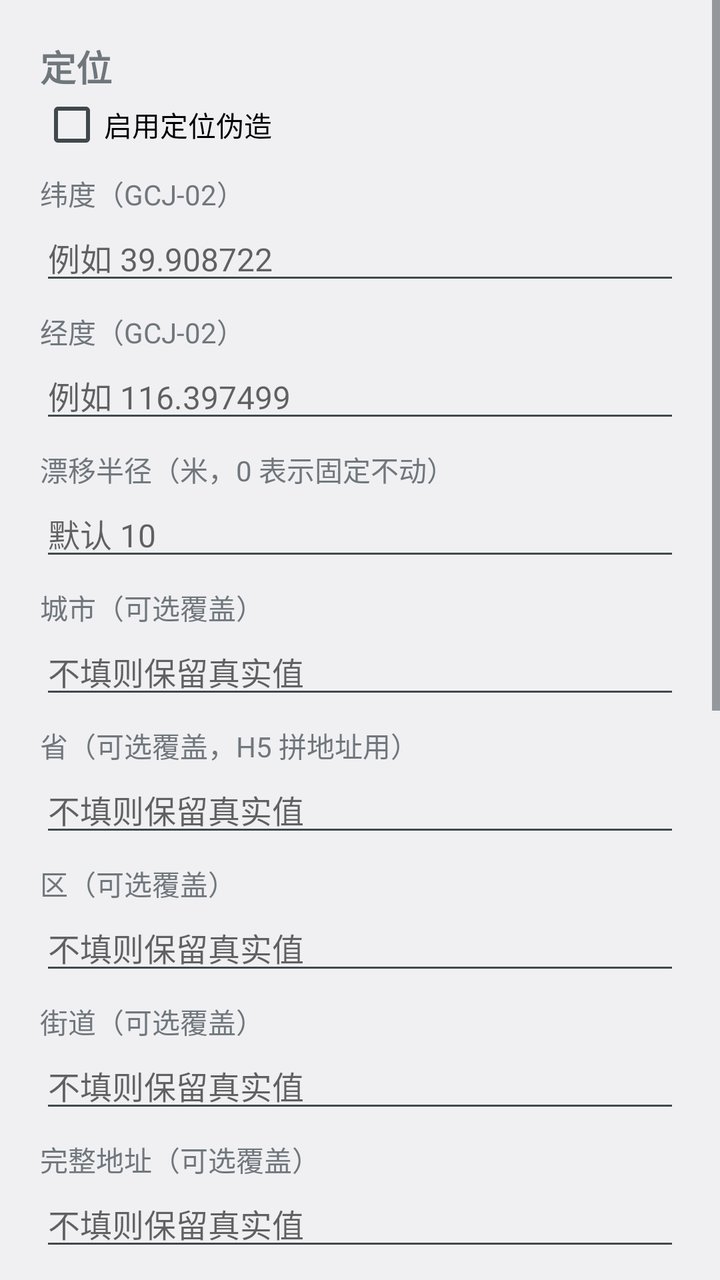
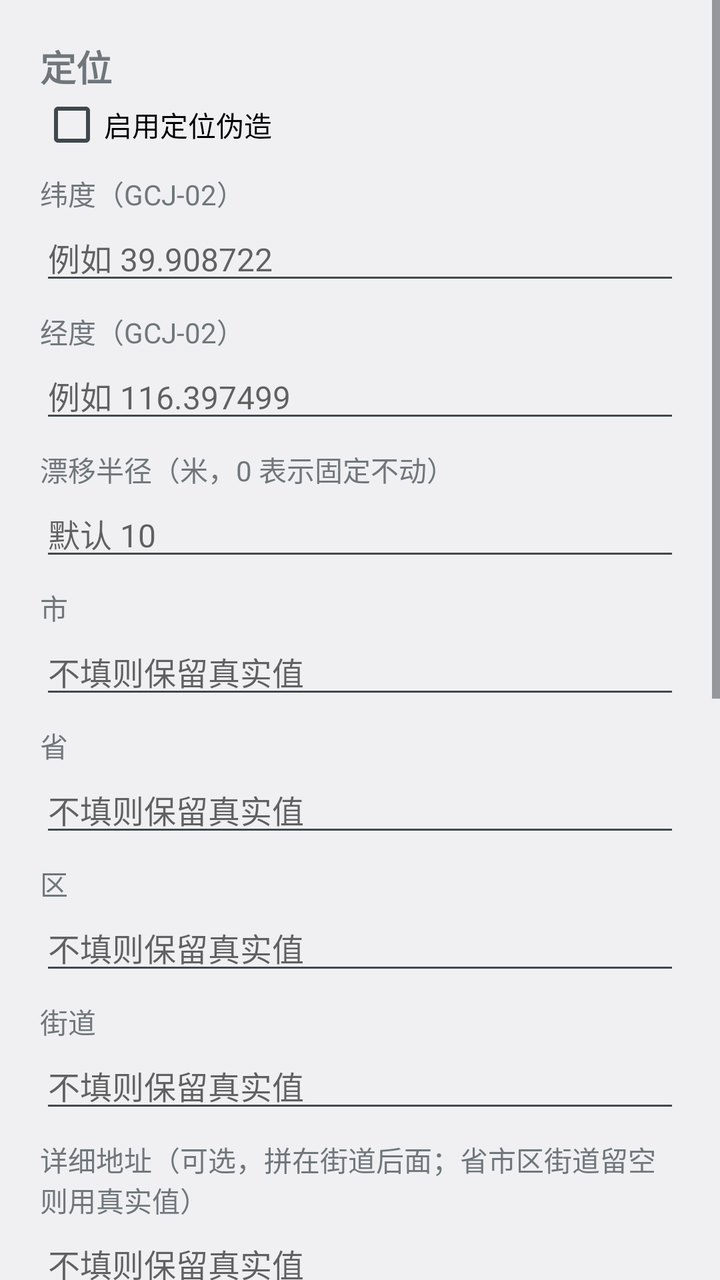

Two renders of the same Android screen: before a commit and after it. Below are the layout's source before the change and the commit's diff.
<!-- AndroidManifest.xml: application theme android:Theme.DeviceDefault.Light.DarkActionBar -->
<!-- res/layout/activity_main.xml -->
<?xml version="1.0" encoding="utf-8"?>
<ScrollView xmlns:android="http://schemas.android.com/apk/res/android"
    android:layout_width="match_parent"
    android:layout_height="match_parent"
    android:fillViewport="true">

    <LinearLayout
        android:layout_width="match_parent"
        android:layout_height="wrap_content"
        android:orientation="vertical"
        android:padding="20dp">

        <TextView
            android:layout_width="match_parent"
            android:layout_height="wrap_content"
            android:text="@string/section_location"
            android:textSize="18sp"
            android:textStyle="bold" />

        <CheckBox
            android:id="@+id/cb_location"
            android:layout_width="match_parent"
            android:layout_height="wrap_content"
            android:text="@string/enable_location" />

        <TextView
            android:layout_width="match_parent"
            android:layout_height="wrap_content"
            android:layout_marginTop="8dp"
            android:text="@string/lat"
            android:textSize="14sp" />

        <EditText
            android:id="@+id/et_lat"
            android:layout_width="match_parent"
            android:layout_height="wrap_content"
            android:hint="@string/hint_lat"
            android:inputType="numberDecimal|numberSigned"
            android:textSize="16sp" />

        <TextView
            android:layout_width="match_parent"
            android:layout_height="wrap_content"
            android:layout_marginTop="8dp"
            android:text="@string/lng"
            android:textSize="14sp" />

        <EditText
            android:id="@+id/et_lng"
            android:layout_width="match_parent"
            android:layout_height="wrap_content"
            android:hint="@string/hint_lng"
            android:inputType="numberDecimal|numberSigned"
            android:textSize="16sp" />

        <TextView
            android:layout_width="match_parent"
            android:layout_height="wrap_content"
            android:layout_marginTop="8dp"
            android:text="@string/radius"
            android:textSize="14sp" />

        <EditText
            android:id="@+id/et_radius"
            android:layout_width="match_parent"
            android:layout_height="wrap_content"
            android:hint="@string/hint_radius"
            android:inputType="numberDecimal"
            android:textSize="16sp" />

        <TextView
            android:layout_width="match_parent"
            android:layout_height="wrap_content"
            android:layout_marginTop="8dp"
            android:text="@string/city"
            android:textSize="14sp" />

        <EditText
            android:id="@+id/et_city"
            android:layout_width="match_parent"
            android:layout_height="wrap_content"
            android:hint="@string/hint_optional"
            android:inputType="text"
            android:textSize="16sp" />

        <TextView
            android:layout_width="match_parent"
            android:layout_height="wrap_content"
            android:layout_marginTop="8dp"
            android:text="@string/province"
            android:textSize="14sp" />

        <EditText
            android:id="@+id/et_province"
            android:layout_width="match_parent"
            android:layout_height="wrap_content"
            android:hint="@string/hint_optional"
            android:inputType="text"
            android:textSize="16sp" />

        <TextView
            android:layout_width="match_parent"
            android:layout_height="wrap_content"
            android:layout_marginTop="8dp"
            android:text="@string/district"
            android:textSize="14sp" />

        <EditText
            android:id="@+id/et_district"
            android:layout_width="match_parent"
            android:layout_height="wrap_content"
            android:hint="@string/hint_optional"
            android:inputType="text"
            android:textSize="16sp" />

        <TextView
            android:layout_width="match_parent"
            android:layout_height="wrap_content"
            android:layout_marginTop="8dp"
            android:text="@string/street"
            android:textSize="14sp" />

        <EditText
            android:id="@+id/et_street"
            android:layout_width="match_parent"
            android:layout_height="wrap_content"
            android:hint="@string/hint_optional"
            android:inputType="text"
            android:textSize="16sp" />

        <TextView
            android:layout_width="match_parent"
            android:layout_height="wrap_content"
            android:layout_marginTop="8dp"
            android:text="@string/address"
            android:textSize="14sp" />

        <EditText
            android:id="@+id/et_address"
            android:layout_width="match_parent"
            android:layout_height="wrap_content"
            android:hint="@string/hint_optional"
            android:inputType="text"
            android:textSize="16sp" />

        <View
            android:layout_width="match_parent"
            android:layout_height="1dp"
            android:layout_marginTop="20dp"
            android:layout_marginBottom="16dp"
            android:background="#33000000" />

        <TextView
            android:layout_width="match_parent"
            android:layout_height="wrap_content"
            android:text="@string/section_device"
            android:textSize="18sp"
            android:textStyle="bold" />

        <CheckBox
            android:id="@+id/cb_device"
            android:layout_width="match_parent"
            android:layout_height="wrap_content"
            android:text="@string/enable_device" />

        <TextView
            android:layout_width="match_parent"
            android:layout_height="wrap_content"
            android:layout_marginTop="8dp"
            android:text="@string/device_id"
            android:textSize="14sp" />

        <EditText
            android:id="@+id/et_device"
            android:layout_width="match_parent"
            android:layout_height="wrap_content"
            android:hint="@string/hint_device"
            android:inputType="text"
            android:textSize="16sp" />

        <TextView
            android:id="@+id/tv_device_source"
            android:layout_width="match_parent"
            android:layout_height="wrap_content"
            android:layout_marginTop="4dp"
            android:textSize="13sp" />

        <Button
            android:id="@+id/btn_capture"
            android:layout_width="match_parent"
            android:layout_height="wrap_content"
            android:layout_marginTop="24dp"
            android:text="@string/capture" />

        <Button
            android:id="@+id/btn_save"
            android:layout_width="match_parent"
            android:layout_height="wrap_content"
            android:layout_marginTop="12dp"
            android:text="@string/save" />

        <TextView
            android:id="@+id/tv_tip"
            android:layout_width="match_parent"
            android:layout_height="wrap_content"
            android:layout_marginTop="16dp"
            android:text="@string/tip"
            android:textSize="13sp" />

    </LinearLayout>

</ScrollView>
<!-- resources referenced by this layout -->
<resources>
  <string name="address">完整地址（可选覆盖）</string>
  <string name="capture">获取 ejia 当前真实定位</string>
  <string name="city">城市（可选覆盖）</string>
  <string name="device_id">标识值（不勾选覆盖时显示真实值，可直接复制）</string>
  <string name="district">区（可选覆盖）</string>
  <string name="enable_device">启用设备标识覆盖</string>
  <string name="enable_location">启用定位伪造</string>
  <string name="hint_device">例如 867500000000000</string>
  <string name="hint_lat">例如 39.908722</string>
  <string name="hint_lng">例如 116.397499</string>
  <string name="hint_optional">不填则保留真实值</string>
  <string name="hint_radius">默认 10</string>
  <string name="lat">纬度（GCJ-02）</string>
  <string name="lng">经度（GCJ-02）</string>
  <string name="province">省（可选覆盖，H5 拼地址用）</string>
  <string name="radius">漂移半径（米，0 表示固定不动）</string>
  <string name="save">保存</string>
  <string name="section_device">设备标识</string>
  <string name="section_location">定位</string>
  <string name="street">街道（可选覆盖）</string>
  <string name="tip">保存后约 2 秒内生效，无需重启「神州e家」。\n坐标使用百度 / 高德的 GCJ-02 火星坐标系，直接填地图上取到的点即可。\n「获取 ejia 当前真实定位」会打开神州e家，等它读一次定位，把真实经纬度/城市/地址填回这里（需先取消勾选定位伪造）。\n设备标识默认透传真实值；覆盖会同时作用于 IMEI、IMSI、SIM 序列号、android_id、Build.getSerial（填 MAC 格式时也会替换 Wi-Fi MAC）。</string>
</resources>

<!-- the commit's change to res/layout/activity_main.xml (unified diff, before → after) -->
@@ -132,11 +132,11 @@
             android:layout_width="match_parent"
             android:layout_height="wrap_content"
             android:layout_marginTop="8dp"
-            android:text="@string/address"
-            android:textSize="14sp" />
-
-        <EditText
-            android:id="@+id/et_address"
+            android:text="@string/detail"
+            android:textSize="14sp" />
+
+        <EditText
+            android:id="@+id/et_detail"
             android:layout_width="match_parent"
             android:layout_height="wrap_content"
             android:hint="@string/hint_optional"
<!-- resource entries referenced after the edit -->
@@ -1,10 +1,10 @@
 <!-- resources referenced by this layout -->
 <resources>
-  <string name="address">完整地址（可选覆盖）</string>
   <string name="capture">获取 ejia 当前真实定位</string>
-  <string name="city">城市（可选覆盖）</string>
+  <string name="city">市</string>
+  <string name="detail">详细地址（可选，拼在街道后面；省市区街道留空则用真实值）</string>
   <string name="device_id">标识值（不勾选覆盖时显示真实值，可直接复制）</string>
-  <string name="district">区（可选覆盖）</string>
+  <string name="district">区</string>
   <string name="enable_device">启用设备标识覆盖</string>
   <string name="enable_location">启用定位伪造</string>
   <string name="hint_device">例如 867500000000000</string>
@@ -14,12 +14,12 @@
   <string name="hint_radius">默认 10</string>
   <string name="lat">纬度（GCJ-02）</string>
   <string name="lng">经度（GCJ-02）</string>
-  <string name="province">省（可选覆盖，H5 拼地址用）</string>
+  <string name="province">省</string>
   <string name="radius">漂移半径（米，0 表示固定不动）</string>
   <string name="save">保存</string>
   <string name="section_device">设备标识</string>
   <string name="section_location">定位</string>
-  <string name="street">街道（可选覆盖）</string>
+  <string name="street">街道</string>
   <string name="tip">保存后约 2 秒内生效，无需重启「神州e家」。\n坐标使用百度 / 高德的 GCJ-02 火星坐标系，直接填地图上取到的点即可。\n「获取 ejia 当前真实定位」会打开神州e家，等它读一次定位，把真实经纬度/城市/地址填回这里（需先取消勾选定位伪造）。\n设备标识默认透传真实值；覆盖会同时作用于 IMEI、IMSI、SIM 序列号、android_id、Build.getSerial（填 MAC 格式时也会替换 Wi-Fi MAC）。</string>
 </resources>
 
